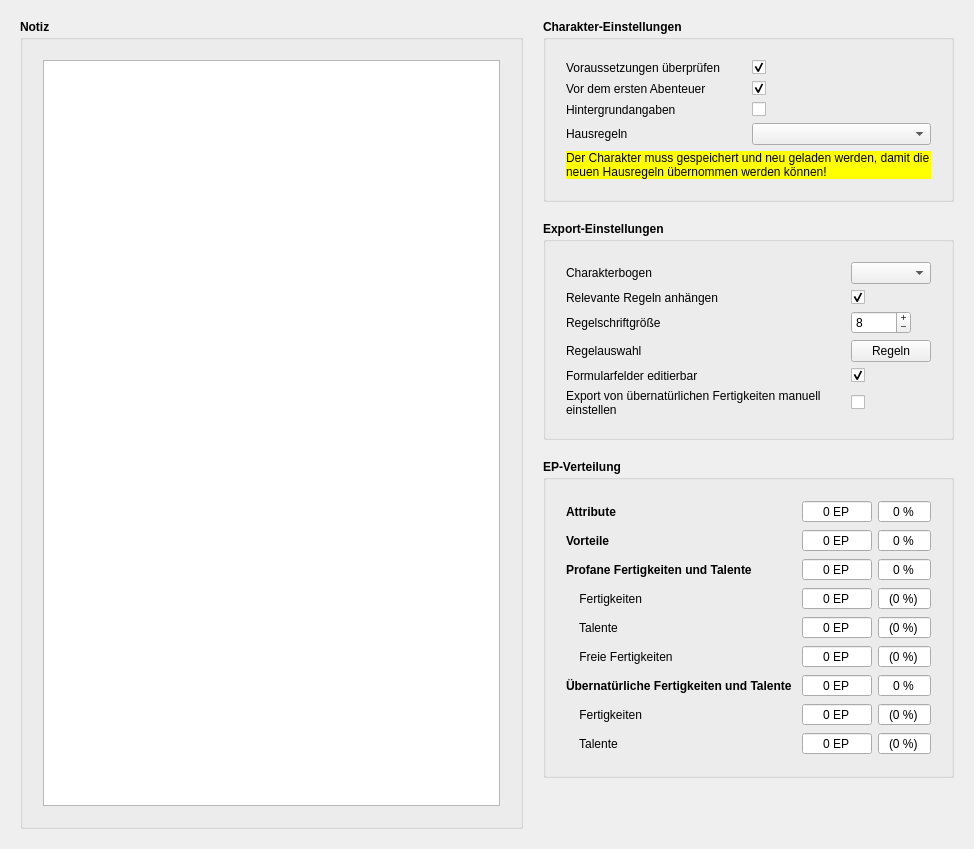
The window that designer/CharakterInfo.ui (Aeolitus/Sephrasto) describes before a commit, drawn with Qt 5.
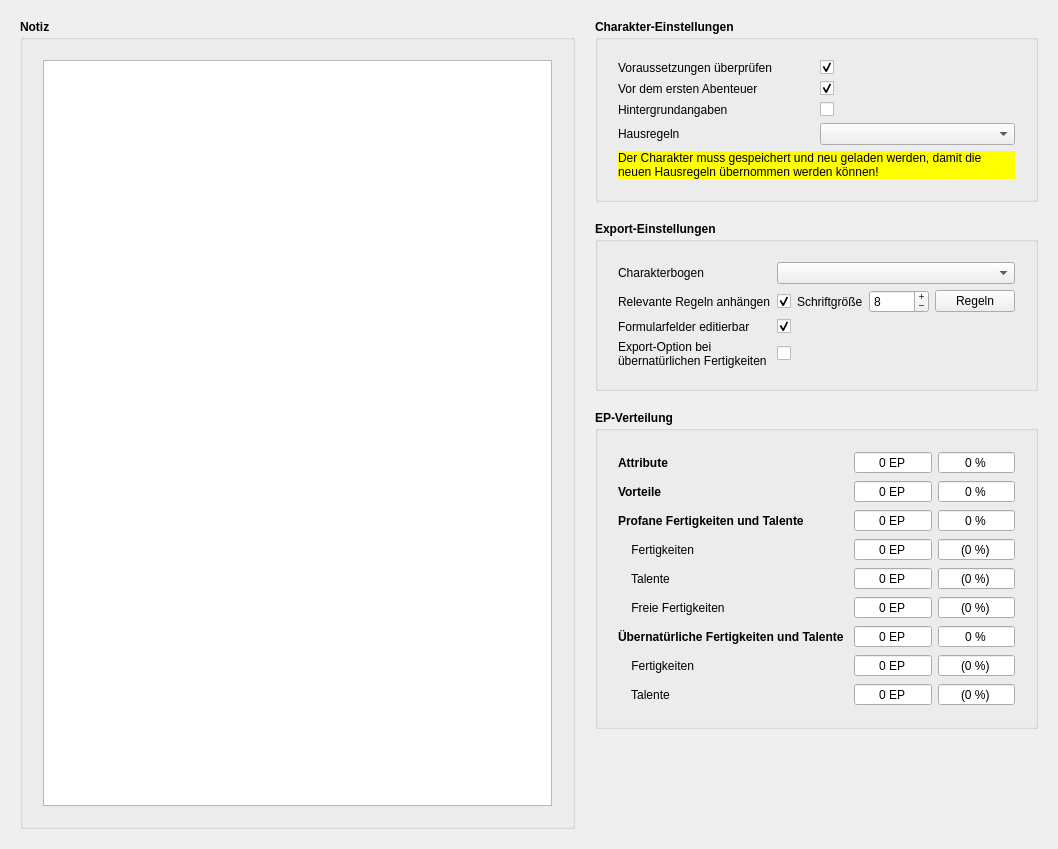
The same window after the commit.

Commit message: Optimized the layout of the info tab. It was responsible for the min height of the main window and its text area for notes was not stretching as intended.

The edit to the form file:
```diff
--- a/designer/CharakterInfo.ui
+++ b/designer/CharakterInfo.ui
@@ -6,14 +6,14 @@
    <rect>
     <x>0</x>
     <y>0</y>
-    <width>974</width>
+    <width>1058</width>
     <height>849</height>
    </rect>
   </property>
   <property name="windowTitle">
    <string>Form</string>
   </property>
-  <layout class="QGridLayout" name="gridLayout">
+  <layout class="QGridLayout" name="gridLayout" columnstretch="1,0">
    <property name="leftMargin">
     <number>20</number>
    </property>
@@ -211,13 +211,49 @@
         <property name="bottomMargin">
          <number>20</number>
         </property>
-        <item row="5" column="0">
+        <item row="7" column="1">
+         <widget class="QCheckBox" name="checkFormular">
+          <property name="toolTip">
+           <string>&lt;html&gt;&lt;head/&gt;&lt;body&gt;&lt;p&gt;Manche PDF-Reader können Formularfelder in PDF-Dokumenten nicht durchsuchen oder machen beispielsweise Probleme wegen der automatischen Schriftgröße. Die Formularfelder erhöhen die Dateigröße außerdem rund 10%. Mit dieser Option kannst du diese in reine Textfelder umwandeln. Sie sind dann allerdings nicht mehr editierbar. Diese Einstellung gilt für neue Charaktere. Du kannst sie nachträglich im Info-Tab des Charaktereditors ändern.&lt;/p&gt;&lt;/body&gt;&lt;/html&gt;</string>
+          </property>
+          <property name="text">
+           <string/>
+          </property>
+          <property name="checked">
+           <bool>true</bool>
+          </property>
+         </widget>
+        </item>
+        <item row="7" column="0">
          <widget class="QLabel" name="cbFormular">
           <property name="text">
            <string>Formularfelder editierbar</string>
           </property>
          </widget>
         </item>
+        <item row="8" column="0">
+         <widget class="QLabel" name="label_13">
+          <property name="text">
+           <string>Export-Option bei übernatürlichen Fertigkeiten</string>
+          </property>
+          <property name="wordWrap">
+           <bool>true</bool>
+          </property>
+         </widget>
+        </item>
+        <item row="8" column="1">
+         <widget class="QCheckBox" name="checkUeberPDF">
+          <property name="toolTip">
+           <string>&lt;html&gt;&lt;head/&gt;&lt;body&gt;&lt;p&gt;Sephrasto übernimmt automatisch alle übernatürlichen Fertigkeiten in den Charakterbogen, deren FW mindestens 1 beträgt und für welche du mindestens ein Talent aktiviert hast. Wenn du diese Option aktivierst, zeigt Sephrasto eine PDF-Spalte bei den übernatürlichen Fertigkeiten an. Mit dieser kannst du selbst entscheiden, welche Fertigkeiten in den Charakterbogen übernommen werden sollen.&lt;/p&gt;&lt;/body&gt;&lt;/html&gt;</string>
+          </property>
+          <property name="text">
+           <string/>
+          </property>
+          <property name="checked">
+           <bool>false</bool>
+          </property>
+         </widget>
+        </item>
         <item row="0" column="0">
          <widget class="QLabel" name="label_6">
           <property name="text">
@@ -225,15 +261,17 @@
           </property>
          </widget>
         </item>
-        <item row="1" column="0">
+        <item row="2" column="0">
          <widget class="QLabel" name="label_14">
           <property name="text">
            <string>Relevante Regeln anhängen</string>
           </property>
          </widget>
         </item>
-        <item row="5" column="1">
-         <widget class="QCheckBox" name="checkFormular">
+        <item row="2" column="1">
+         <layout class="QHBoxLayout" name="horizontalLayout">
+          <item>
+           <widget class="QCheckBox" name="checkRegeln">
           <property name="toolTip">
            <string>&lt;html&gt;&lt;head/&gt;&lt;body&gt;&lt;p&gt;Manche PDF-Reader können Formularfelder in PDF-Dokumenten nicht durchsuchen oder machen beispielsweise Probleme wegen der automatischen Schriftgröße. Die Formularfelder erhöhen die Dateigröße außerdem rund 10%. Mit dieser Option kannst du diese in reine Textfelder umwandeln. Sie sind dann allerdings nicht mehr editierbar. Diese Einstellung gilt für neue Charaktere. Du kannst sie nachträglich im Info-Tab des Charaktereditors ändern.&lt;/p&gt;&lt;/body&gt;&lt;/html&gt;</string>
           </property>
@@ -243,23 +281,35 @@
           <property name="checked">
            <bool>true</bool>
           </property>
-         </widget>
-        </item>
-        <item row="2" column="0">
-         <widget class="QLabel" name="label_7">
-          <property name="text">
-           <string>Regelschriftgröße</string>
-          </property>
-         </widget>
-        </item>
-        <item row="4" column="0">
-         <widget class="QLabel" name="label_10">
+            <property name="tristate">
+             <bool>false</bool>
+            </property>
+           </widget>
+          </item>
+          <item>
+           <spacer name="horizontalSpacer_2">
+            <property name="orientation">
+             <enum>Qt::Horizontal</enum>
+            </property>
+            <property name="sizeHint" stdset="0">
+             <size>
+              <width>0</width>
+              <height>20</height>
+             </size>
+            </property>
+           </spacer>
+          </item>
+          <item>
+           <widget class="QLabel" name="labelRegelnGroesse">
           <property name="text">
-           <string>Regelauswahl</string>
-          </property>
-         </widget>
-        </item>
-        <item row="2" column="1">
+             <string>Schriftgröße</string>
+            </property>
+            <property name="class" stdset="0">
+             <string>icon</string>
+            </property>
+           </widget>
+          </item>
+          <item>
          <widget class="QSpinBox" name="spinRegelnGroesse">
           <property name="minimumSize">
            <size>
@@ -287,53 +337,7 @@
           </property>
          </widget>
         </item>
-        <item row="6" column="0">
-         <widget class="QLabel" name="label_13">
-          <property name="text">
-           <string>Export von übernatürlichen Fertigkeiten manuell einstellen</string>
-          </property>
-          <property name="wordWrap">
-           <bool>true</bool>
-          </property>
-         </widget>
-        </item>
-        <item row="6" column="1">
-         <widget class="QCheckBox" name="checkUeberPDF">
-          <property name="toolTip">
-           <string>&lt;html&gt;&lt;head/&gt;&lt;body&gt;&lt;p&gt;Sephrasto übernimmt automatisch alle übernatürlichen Fertigkeiten in den Charakterbogen, deren FW mindestens 1 beträgt und für welche du mindestens ein Talent aktiviert hast. Wenn du diese Option aktivierst, zeigt Sephrasto eine PDF-Spalte bei den übernatürlichen Fertigkeiten an. Mit dieser kannst du selbst entscheiden, welche Fertigkeiten in den Charakterbogen übernommen werden sollen.&lt;/p&gt;&lt;/body&gt;&lt;/html&gt;</string>
-          </property>
-          <property name="text">
-           <string/>
-          </property>
-          <property name="checked">
-           <bool>false</bool>
-          </property>
-         </widget>
-        </item>
-        <item row="1" column="1">
-         <widget class="QCheckBox" name="checkRegeln">
-          <property name="toolTip">
-           <string>&lt;html&gt;&lt;head/&gt;&lt;body&gt;&lt;p&gt;Sephrasto kann automatisch alle Regeln, die für deinen Charakter relevant sind, zusammentragen und deiner PDF hinten anfügen.&lt;/p&gt;&lt;/body&gt;&lt;/html&gt;</string>
-          </property>
-          <property name="text">
-           <string/>
-          </property>
-          <property name="checked">
-           <bool>true</bool>
-          </property>
-          <property name="tristate">
-           <bool>false</bool>
-          </property>
-         </widget>
-        </item>
-        <item row="0" column="1">
-         <widget class="QComboBox" name="comboCharsheet">
-          <property name="toolTip">
-           <string>&lt;html&gt;&lt;head/&gt;&lt;body&gt;&lt;p&gt;Hier erscheinen alle Charakterbögen, die mit Sephrasto geliefert werden sowie alle aus deinem Charakterbogen-Pfad.&lt;/p&gt;&lt;/body&gt;&lt;/html&gt;</string>
-          </property>
-         </widget>
-        </item>
-        <item row="4" column="1">
+          <item>
          <widget class="QPushButton" name="buttonRegeln">
           <property name="toolTip">
            <string>Kategorien auswählen, die im Regelanhang erscheinen sollen.</string>
@@ -347,6 +351,15 @@
          </widget>
         </item>
        </layout>
+        </item>
+        <item row="0" column="1">
+         <widget class="QComboBox" name="comboCharsheet">
+          <property name="toolTip">
+           <string>&lt;html&gt;&lt;head/&gt;&lt;body&gt;&lt;p&gt;Hier erscheinen alle Charakterbögen, die mit Sephrasto geliefert werden sowie alle aus deinem Charakterbogen-Pfad.&lt;/p&gt;&lt;/body&gt;&lt;/html&gt;</string>
+          </property>
+         </widget>
+        </item>
+       </layout>
       </widget>
      </item>
      <item>
@@ -1048,6 +1061,12 @@
         </property>
         <item row="0" column="0">
          <widget class="QPlainTextEdit" name="teNotiz">
+          <property name="sizePolicy">
+           <sizepolicy hsizetype="Expanding" vsizetype="Expanding">
+            <horstretch>0</horstretch>
+            <verstretch>0</verstretch>
+           </sizepolicy>
+          </property>
           <property name="plainText">
            <string/>
           </property>
```
Left out of the diff: 79 changed lines with no effect on the pictures. Lines whose indentation alone changed are shown as unchanged. The commit also changes 2 other files.
